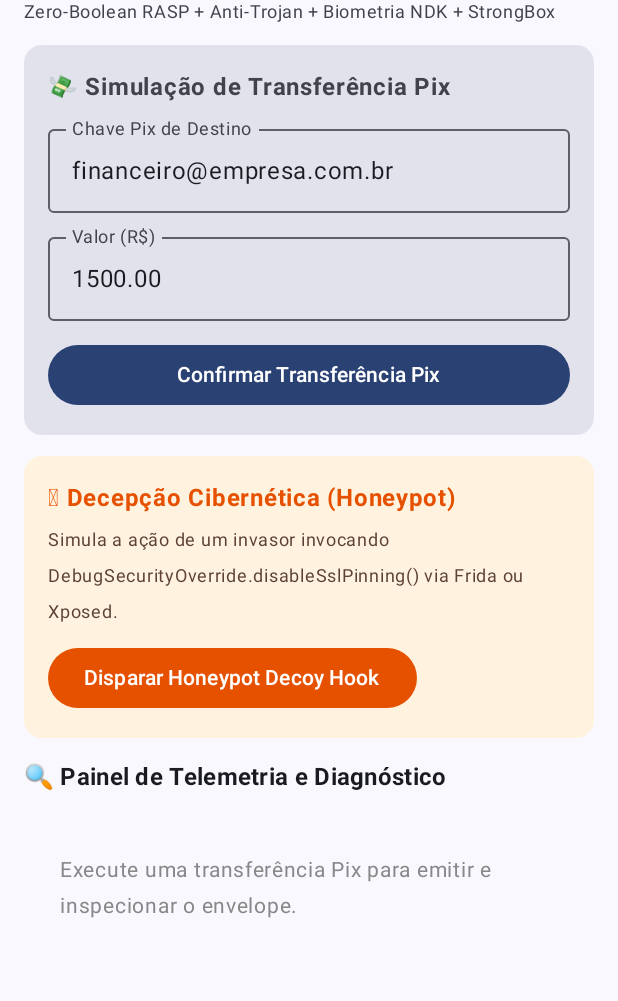
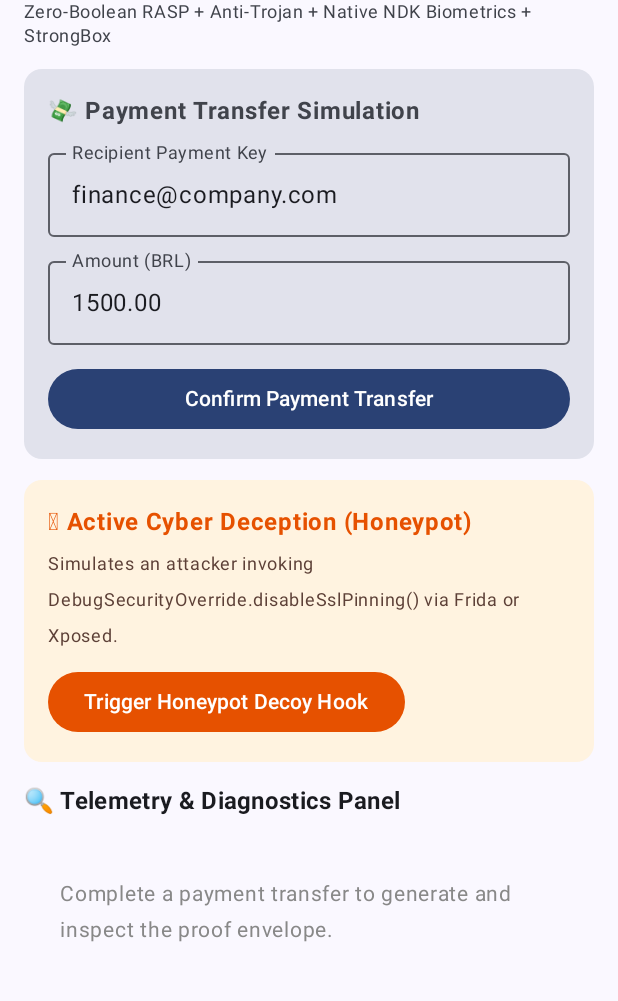
Before and after one commit to Maignardi/MaigShield, an Android app built with Jetpack Compose: the composable BankDashboardScreen shown on its own in the app's theme, on a phone screen of 412 x 824 dp, the part 72-1073 px from its top. Run offline under Robolectric (Android 15) with nearby library versions, the phone set to English and light mode, and no system bars.

Commit message:
security: harden syscalls/GCM-AAD/JNI-checks and translate all UI/docs to English

```diff
--- a/app/src/main/java/com/maigshield/sample/MainActivity.kt
+++ b/app/src/main/java/com/maigshield/sample/MainActivity.kt
@@ -63,7 +63,7 @@ class MainActivity : ComponentActivity() {
                             DebugSecurityOverride.disableSslPinning()
                             Toast.makeText(
                                 this,
-                                "Honeypot acionado! A flag FLAG_HONEYPOT_TRIGGERED foi gravada.",
+                                "Honeypot triggered! FLAG_HONEYPOT_TRIGGERED has been permanently recorded in native memory.",
                                 Toast.LENGTH_SHORT
                             ).show()
                         }
@@ -86,7 +86,7 @@ fun BankDashboardScreen(
     onHoneypotTriggered: () -> Unit
 ) {
     val scope = rememberCoroutineScope()
-    var pixKey by remember { mutableStateOf("financeiro@empresa.com.br") }
+    var pixKey by remember { mutableStateOf("finance@company.com") }
     var amount by remember { mutableStateOf("1500.00") }
     var isProcessing by remember { mutableStateOf(false) }
     var diagnosticState by remember { mutableStateOf<DiagnosticState?>(null) }
@@ -134,13 +134,13 @@ fun BankDashboardScreen(
                 fontWeight = FontWeight.Bold
             )
             Text(
-                text = "Zero-Boolean RASP + Anti-Trojan + Biometria NDK + StrongBox",
+                text = "Zero-Boolean RASP + Anti-Trojan + Native NDK Biometrics + StrongBox",
                 style = MaterialTheme.typography.bodySmall,
                 color = MaterialTheme.colorScheme.onSurfaceVariant
             )
         }
 
-        // Pix Transfer Simulation Card
+        // Payment Transfer Simulation Card
         item {
             Card(
                 modifier = Modifier.fillMaxWidth(),
@@ -148,7 +148,7 @@ fun BankDashboardScreen(
             ) {
                 Column(modifier = Modifier.padding(16.dp)) {
                     Text(
-                        text = "💸 Simulação de Transferência Pix",
+                        text = "💸 Payment Transfer Simulation",
                         fontWeight = FontWeight.Bold,
                         fontSize = 16.sp
                     )
@@ -156,7 +156,7 @@ fun BankDashboardScreen(
                     OutlinedTextField(
                         value = pixKey,
                         onValueChange = { pixKey = it },
-                        label = { Text("Chave Pix de Destino") },
+                        label = { Text("Recipient Payment Key") },
                         modifier = Modifier.fillMaxWidth(),
                         singleLine = true
                     )
@@ -164,7 +164,7 @@ fun BankDashboardScreen(
                     OutlinedTextField(
                         value = amount,
                         onValueChange = { amount = it },
-                        label = { Text("Valor (R$)") },
+                        label = { Text("Amount (BRL)") },
                         modifier = Modifier.fillMaxWidth(),
                         singleLine = true
                     )
@@ -183,9 +183,9 @@ fun BankDashboardScreen(
                                 strokeWidth = 2.dp
                             )
                             Spacer(modifier = Modifier.width(8.dp))
-                            Text("Assinando Envelope Criptográfico...")
+                            Text("Signing Cryptographic Envelope...")
                         } else {
-                            Text("Confirmar Transferência Pix")
+                            Text("Confirm Payment Transfer")
                         }
                     }
                 }
@@ -200,14 +200,14 @@ fun BankDashboardScreen(
             ) {
                 Column(modifier = Modifier.padding(16.dp)) {
                     Text(
-                        text = "🪤 Decepção Cibernética (Honeypot)",
+                        text = "🪤 Active Cyber Deception (Honeypot)",
                         fontWeight = FontWeight.Bold,
                         color = Color(0xFFE65100),
                         fontSize = 16.sp
                     )
                     Spacer(modifier = Modifier.height(4.dp))
                     Text(
-                        text = "Simula a ação de um invasor invocando DebugSecurityOverride.disableSslPinning() via Frida ou Xposed.",
+                        text = "Simulates an attacker invoking DebugSecurityOverride.disableSslPinning() via Frida or Xposed.",
                         fontSize = 12.sp,
                         color = Color(0xFF5D4037)
                     )
@@ -216,7 +216,7 @@ fun BankDashboardScreen(
                         onClick = onHoneypotTriggered,
                         colors = ButtonDefaults.buttonColors(containerColor = Color(0xFFE65100))
                     ) {
-                        Text("Disparar Honeypot Decoy Hook")
+                        Text("Trigger Honeypot Decoy Hook")
                     }
                 }
             }
@@ -225,7 +225,7 @@ fun BankDashboardScreen(
         // Diagnostic Panel
         item {
             Text(
-                text = "🔍 Painel de Telemetria e Diagnóstico",
+                text = "🔍 Telemetry & Diagnostics Panel",
                 style = MaterialTheme.typography.titleMedium,
                 fontWeight = FontWeight.Bold
             )
@@ -250,7 +250,7 @@ fun BankDashboardScreen(
                     contentAlignment = Alignment.Center
                 ) {
                     Text(
-                        text = "Execute uma transferência Pix para emitir e inspecionar o envelope.",
+                        text = "Complete a payment transfer to generate and inspect the proof envelope.",
                         color = Color.Gray,
                         fontSize = 14.sp
                     )
@@ -325,14 +325,14 @@ fun BiometricsCard(botScore: Int, duressScore: Int) {
                     color = botColor
                 )
                 Text(
-                    text = if (botScore > 100) "Script / Emulador / Toque Sintético" else "Toque Humano Analógico",
+                    text = if (botScore > 100) "Script / Emulator / Synthetic Touch" else "Natural Human Touch",
                     fontSize = 11.sp,
                     color = Color.Gray
                 )
             }
             Spacer(modifier = Modifier.width(16.dp))
             Column(modifier = Modifier.weight(1f)) {
-                Text("⚠️ Índice de Coação", fontWeight = FontWeight.SemiBold, fontSize = 13.sp)
+                Text("⚠️ Duress Tremor Index", fontWeight = FontWeight.SemiBold, fontSize = 13.sp)
                 Spacer(modifier = Modifier.height(4.dp))
                 Text(
                     text = "$duressScore / 255",
@@ -341,7 +341,7 @@ fun BiometricsCard(botScore: Int, duressScore: Int) {
                     color = duressColor
                 )
                 Text(
-                    text = if (duressScore > 100) "Alerta de Coação / Tremor Anômalo" else "Padrão de Calmaria",
+                    text = if (duressScore > 100) "Duress / Abnormal Tremor Detected" else "Calm Baseline Pattern",
                     fontSize = 11.sp,
                     color = Color.Gray
                 )
@@ -370,7 +370,8 @@ fun CanaryFlagsCard(flags: Long) {
         "Accessibility Abuse (Trojan)" to (flags and (1L shl 16) != 0L),
         "Screen Mirroring / VirtualDisplay" to (flags and (1L shl 17) != 0L),
         "Tapjacking (Window Obscured)" to (flags and (1L shl 18) != 0L),
-        "Synthetic Non-Human Touch" to (flags and (1L shl 19) != 0L)
+        "Synthetic Non-Human Touch" to (flags and (1L shl 19) != 0L),
+        "Debuggable App Flag" to (flags and (1L shl 22) != 0L)
     )
 
     Card(
@@ -379,7 +380,7 @@ fun CanaryFlagsCard(flags: Long) {
     ) {
         Column(modifier = Modifier.padding(16.dp)) {
             Text(
-                text = "Canary Bitmask Descriptografada",
+                text = "Decrypted Canary Bitmask",
                 fontWeight = FontWeight.Bold,
                 fontSize = 14.sp
             )
--- a/maigshield/src/main/java/com/maigshield/sdk/internal/screen/ScreenThreatMonitor.kt
+++ b/maigshield/src/main/java/com/maigshield/sdk/internal/screen/ScreenThreatMonitor.kt
@@ -18,7 +18,8 @@ internal class ScreenThreatMonitor(
     private val context: Context,
     private val enableAccessibilityCheck: Boolean = true,
     private val enableScreenMirrorCheck: Boolean = true,
-    private val enableTapjackingCheck: Boolean = true
+    private val enableTapjackingCheck: Boolean = true,
+    private val enableBehavioralBiometrics: Boolean = true
 ) : Application.ActivityLifecycleCallbacks {
 
     private val accumulatedFlags = AtomicLong(0L)
@@ -170,7 +171,7 @@ internal class ScreenThreatMonitor(
         }
         val currentCallback = window.callback
         if (currentCallback !is ShieldWindowCallback) {
-            window.callback = ShieldWindowCallback(currentCallback, this)
+            window.callback = ShieldWindowCallback(currentCallback, this, enableBehavioralBiometrics)
         }
     }
 
--- a/maigshield/src/main/java/com/maigshield/sdk/internal/screen/ShieldWindowCallback.kt
+++ b/maigshield/src/main/java/com/maigshield/sdk/internal/screen/ShieldWindowCallback.kt
@@ -14,7 +14,8 @@ import com.maigshield.sdk.internal.NativeBridge
 
 internal class ShieldWindowCallback(
     private val delegate: Window.Callback?,
-    private val threatMonitor: ScreenThreatMonitor
+    private val threatMonitor: ScreenThreatMonitor,
+    private val enableBehavioralBiometrics: Boolean = true
 ) : Window.Callback {
 
     override fun dispatchTouchEvent(event: MotionEvent?): Boolean {
@@ -42,6 +43,7 @@ internal class ShieldWindowCallback(
             }
 
             // Dispatch to native biometrics engine
+            if (enableBehavioralBiometrics) {
                 try {
                     when (event.actionMasked) {
                         MotionEvent.ACTION_DOWN -> {
@@ -71,6 +73,7 @@ internal class ShieldWindowCallback(
                     }
                 } catch (_: Throwable) {
                     // Fail-safe protection against native interruptions
+                }
             }
         }
 
```
Also changed, not shown: maigshield/src/main/java/com/maigshield/sdk/MaigShield.kt (+23 -7 lines), maigshield/src/main/java/com/maigshield/sdk/internal/crypto/StrongBoxSigner.kt (+12 -4 lines), maigshield/src/main/java/com/maigshield/sdk/network/MaigShieldInterceptor.kt (+9 -5 lines), 7 other files. Lines whose indentation alone changed are shown as unchanged.
